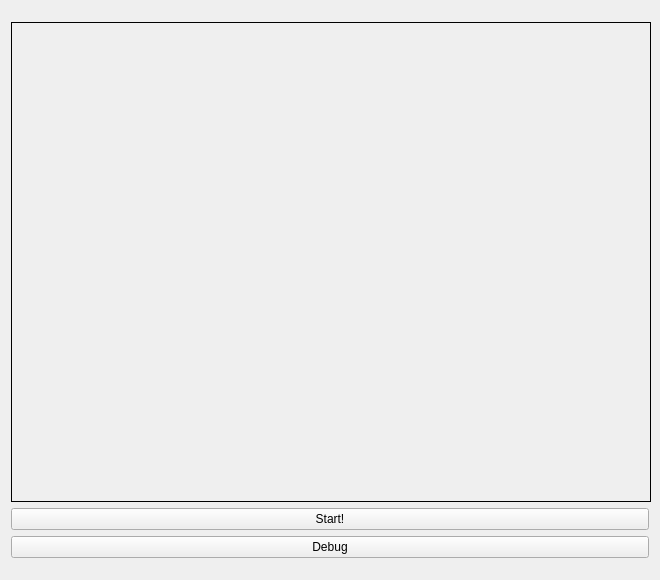
jamesrosssharp/MegaBrainSoC, file emulator/Emulator/mainwindow.ui: the form before one commit.
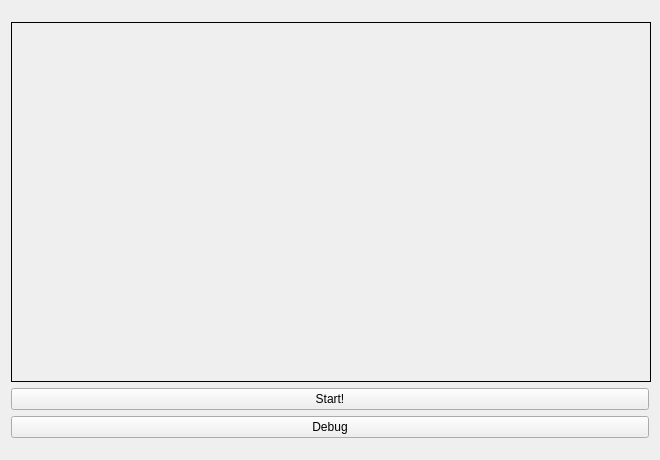
The form after the commit.

Diff of the .ui file:
```diff
--- a/emulator/Emulator/mainwindow.ui
+++ b/emulator/Emulator/mainwindow.ui
@@ -7,7 +7,7 @@
     <x>0</x>
     <y>0</y>
     <width>660</width>
-    <height>580</height>
+    <height>460</height>
    </rect>
   </property>
   <property name="sizePolicy">
@@ -19,13 +19,13 @@
   <property name="minimumSize">
    <size>
     <width>660</width>
-    <height>580</height>
+    <height>460</height>
    </size>
   </property>
   <property name="maximumSize">
    <size>
     <width>660</width>
-    <height>580</height>
+    <height>460</height>
    </size>
   </property>
   <property name="windowTitle">
@@ -46,13 +46,13 @@
         <property name="minimumSize">
          <size>
           <width>640</width>
-          <height>480</height>
+          <height>360</height>
          </size>
         </property>
         <property name="maximumSize">
          <size>
           <width>640</width>
-          <height>480</height>
+          <height>360</height>
          </size>
         </property>
         <property name="frameShape">
```
Left out of the diff: 2 changed lines with no effect on the pictures.
